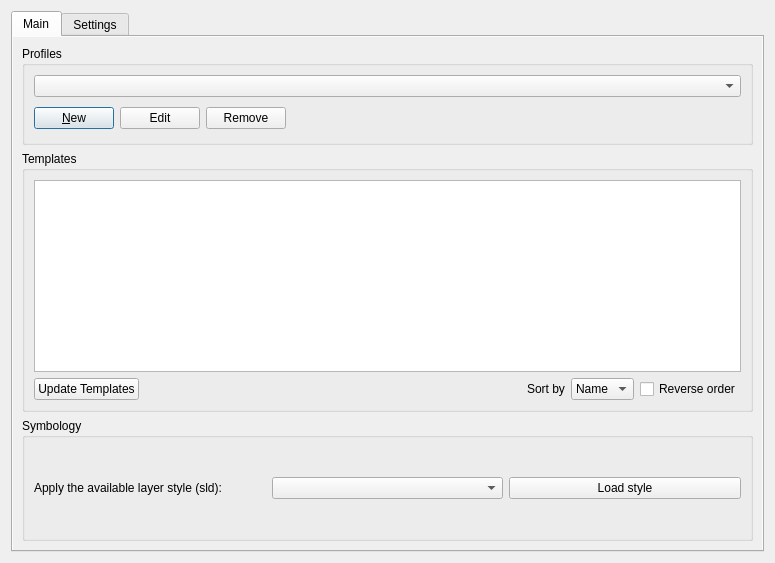
Old version of the form src/qgis_templates_symbology/ui/qgis_templates_symbology_main.ui in the repository hotosm/qgis-templates-and-symbology-plugin.
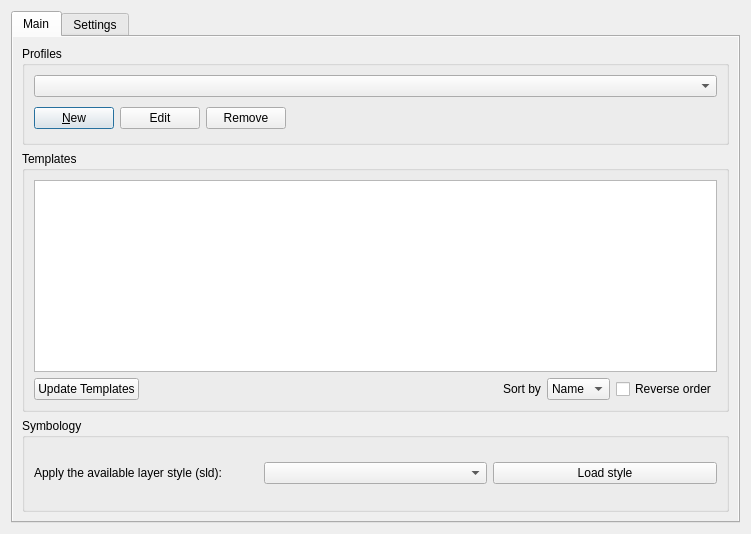
New version of the form. Custom widgets are drawn as their Qt base class.

Commit message: ui updates and fix during uninstalling the plugin

What changed in the file:
```diff
--- a/src/qgis_templates_symbology/ui/qgis_templates_symbology_main.ui
+++ b/src/qgis_templates_symbology/ui/qgis_templates_symbology_main.ui
@@ -6,8 +6,8 @@
    <rect>
     <x>0</x>
     <y>0</y>
-    <width>775</width>
-    <height>563</height>
+    <width>751</width>
+    <height>534</height>
    </rect>
   </property>
   <property name="windowTitle">
@@ -67,8 +67,8 @@
            <rect>
             <x>0</x>
             <y>0</y>
-            <width>753</width>
-            <height>514</height>
+            <width>729</width>
+            <height>485</height>
            </rect>
           </property>
           <property name="styleSheet">
```
The commit also changes 5 other files.
